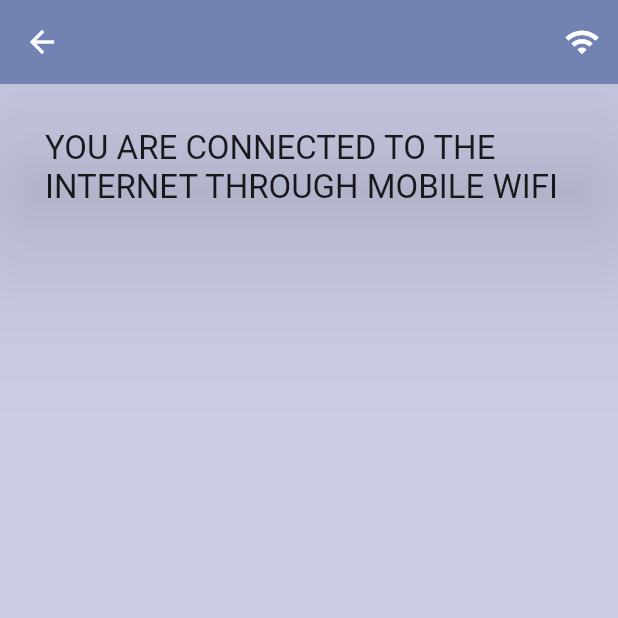
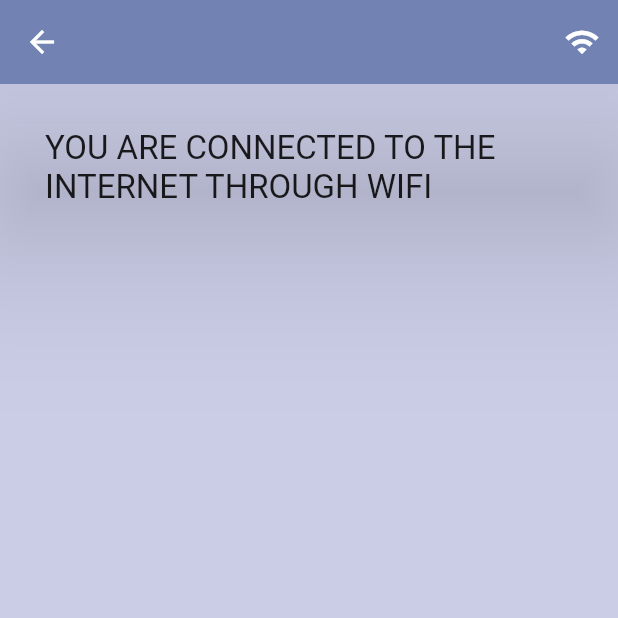
Before and after one commit to jahnavi2k/EldBud, a Flutter app: the Con screen opened by its route, on a phone screen of 412 x 824 dp, the top half of it. Run offline on Flutter 3.47's test engine with Material 2 defaults, Android fonts, the phone set to English and light mode, and no system bars; our stand-ins replace connectivity_plus, contacts_service, form_field_validator, permission_handler; missing offline and left inert: app_settings, flutter_launch, fluttercontactpicker, open_settings, system_settings; Roboto replaces fonts that are missing (Mon); project files that could hold a hidden picture were left out.

Commit message:
the smallest change ever

```diff
--- a/lib/pages/connectivity.dart
+++ b/lib/pages/connectivity.dart
@@ -70,7 +70,7 @@ class _ConState extends State<Con> {
       yes = "YOU ARE CONNECTED TO THE INTERNET THROUGH MOBILE DATA";
     }
     else if(_connectionStatus.toString() ==  "ConnectivityResult.wifi"){
-        yes = "YOU ARE CONNECTED TO THE INTERNET THROUGH MOBILE WIFI";
+        yes = "YOU ARE CONNECTED TO THE INTERNET THROUGH WIFI";
     }
     else{
 
```
